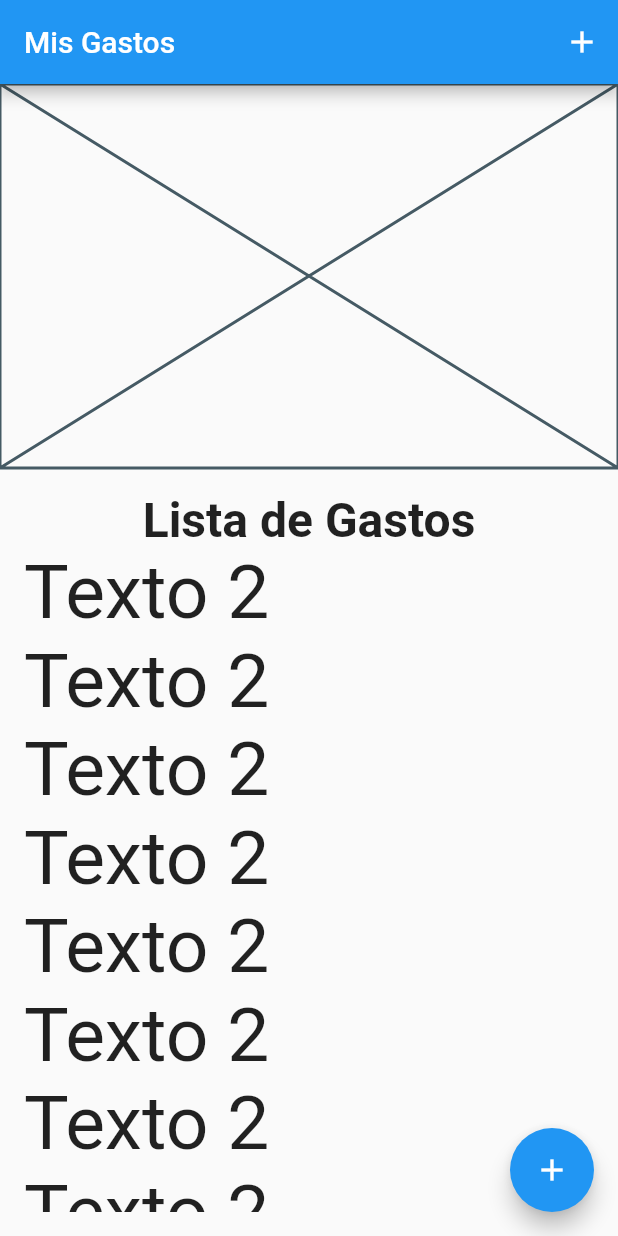
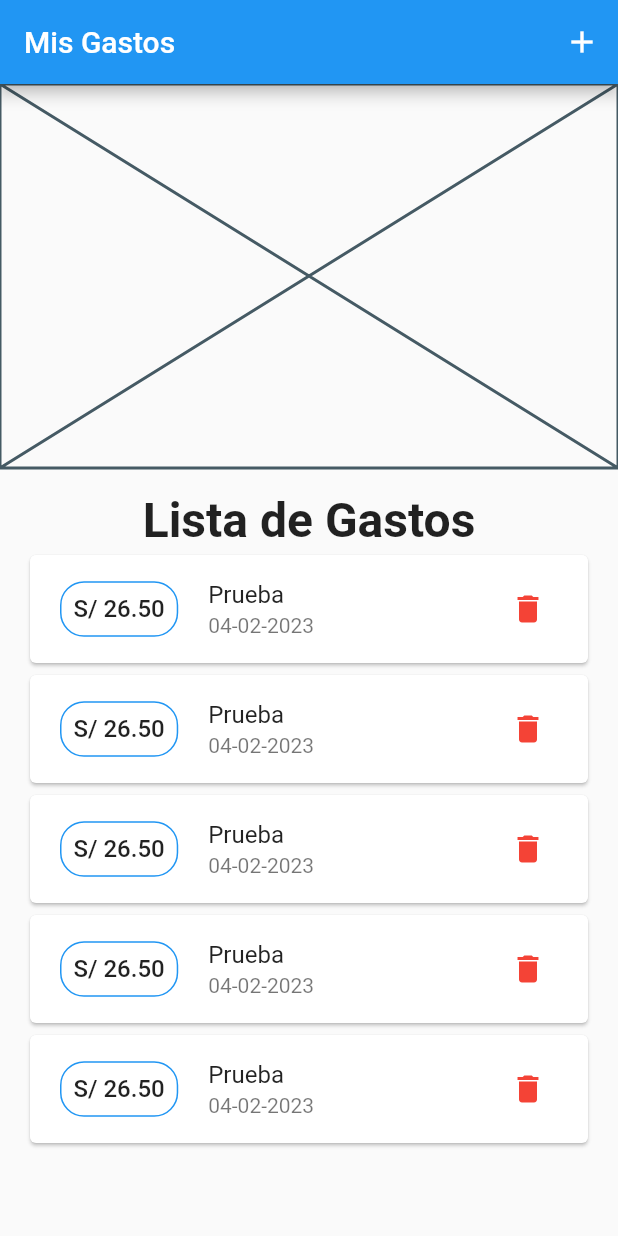
Before and after one commit to paulocrr/my_manager_app, a Flutter app: the screen it shows after launch, on a phone screen of 412 x 824 dp. Run offline on Flutter 3.47's test engine with Material 2 defaults, Android fonts, the phone set to English and light mode, and no system bars.

Commit message:
feat: Se agergo interface de la lista de gastos

```diff
--- a/lib/home_page.dart
+++ b/lib/home_page.dart
@@ -1,5 +1,6 @@
 import 'package:flutter/material.dart';
 import 'package:my_manager_app/languages/my_text.dart';
+import 'package:my_manager_app/widgets/spent_item.dart';
 
 class HomePage extends StatelessWidget {
   const HomePage({super.key});
@@ -15,10 +16,6 @@ class HomePage extends StatelessWidget {
           ),
         ],
         title: Text(MyText.homePageText.appBarTitle),
-      ),
-      floatingActionButton: FloatingActionButton(
-        onPressed: () {},
-        child: const Icon(Icons.add),
       ),
       body: Column(
         children: [
@@ -41,37 +38,30 @@ class HomePage extends StatelessWidget {
                   Expanded(
                     child: ListView(
                       children: [
-                        const Text(
-                          'Texto 2',
-                          style: TextStyle(fontSize: 50),
+                        SpentItem(
+                          amount: 26.50,
+                          date: DateTime.now(),
+                          description: 'Prueba',
                         ),
-                        const Text(
-                          'Texto 2',
-                          style: TextStyle(fontSize: 50),
+                        SpentItem(
+                          amount: 26.50,
+                          date: DateTime.now(),
+                          description: 'Prueba',
                         ),
-                        const Text(
-                          'Texto 2',
-                          style: TextStyle(fontSize: 50),
+                        SpentItem(
+                          amount: 26.50,
+                          date: DateTime.now(),
+                          description: 'Prueba',
                         ),
-                        const Text(
-                          'Texto 2',
-                          style: TextStyle(fontSize: 50),
+                        SpentItem(
+                          amount: 26.50,
+                          date: DateTime.now(),
+                          description: 'Prueba',
                         ),
-                        const Text(
-                          'Texto 2',
-                          style: TextStyle(fontSize: 50),
-                        ),
-                        const Text(
-                          'Texto 2',
-                          style: TextStyle(fontSize: 50),
-                        ),
-                        const Text(
-                          'Texto 2',
-                          style: TextStyle(fontSize: 50),
-                        ),
-                        const Text(
-                          'Texto 2',
-                          style: TextStyle(fontSize: 50),
+                        SpentItem(
+                          amount: 26.50,
+                          date: DateTime.now(),
+                          description: 'Prueba',
                         ),
                       ],
                     ),
--- /dev/null
+++ b/lib/widgets/spent_item.dart
@@ -0,0 +1,49 @@
+import 'package:flutter/material.dart';
+import 'package:intl/intl.dart';
+
+class SpentItem extends StatelessWidget {
+  final double amount;
+  final String description;
+  final DateTime date;
+
+  const SpentItem({
+    super.key,
+    required this.amount,
+    required this.description,
+    required this.date,
+  });
+
+  @override
+  Widget build(BuildContext context) {
+    return Card(
+      child: ListTile(
+        leading: Container(
+          margin: const EdgeInsets.all(4),
+          padding: const EdgeInsets.all(8.0),
+          decoration: BoxDecoration(
+            border: Border.all(color: Colors.blue),
+            borderRadius: const BorderRadius.all(
+              Radius.circular(16),
+            ),
+          ),
+          child: Text(
+            'S/ ${amount.toStringAsFixed(2)}',
+            style: const TextStyle(
+              fontSize: 16,
+              fontWeight: FontWeight.w500,
+            ),
+          ),
+        ),
+        title: Text(description),
+        subtitle: Text(DateFormat('dd-MM-yyyy').format(date)),
+        trailing: IconButton(
+          onPressed: () {},
+          icon: const Icon(
+            Icons.delete,
+            color: Colors.red,
+          ),
+        ),
+      ),
+    );
+  }
+}
--- a/pubspec.yaml
+++ b/pubspec.yaml
@@ -35,6 +35,7 @@ dependencies:
   # The following adds the Cupertino Icons font to your application.
   # Use with the CupertinoIcons class for iOS style icons.
   cupertino_icons: ^1.0.2
+  intl: ^0.18.0
 
 dev_dependencies:
   flutter_test:
```
Also changed, not shown: pubspec.lock.
